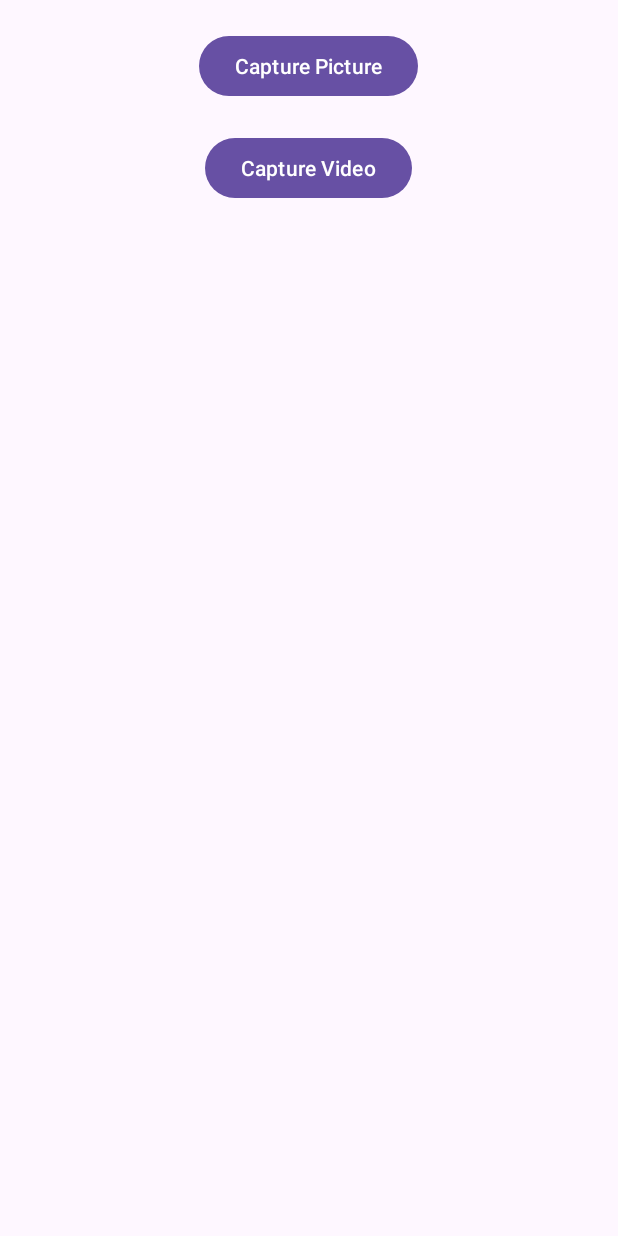
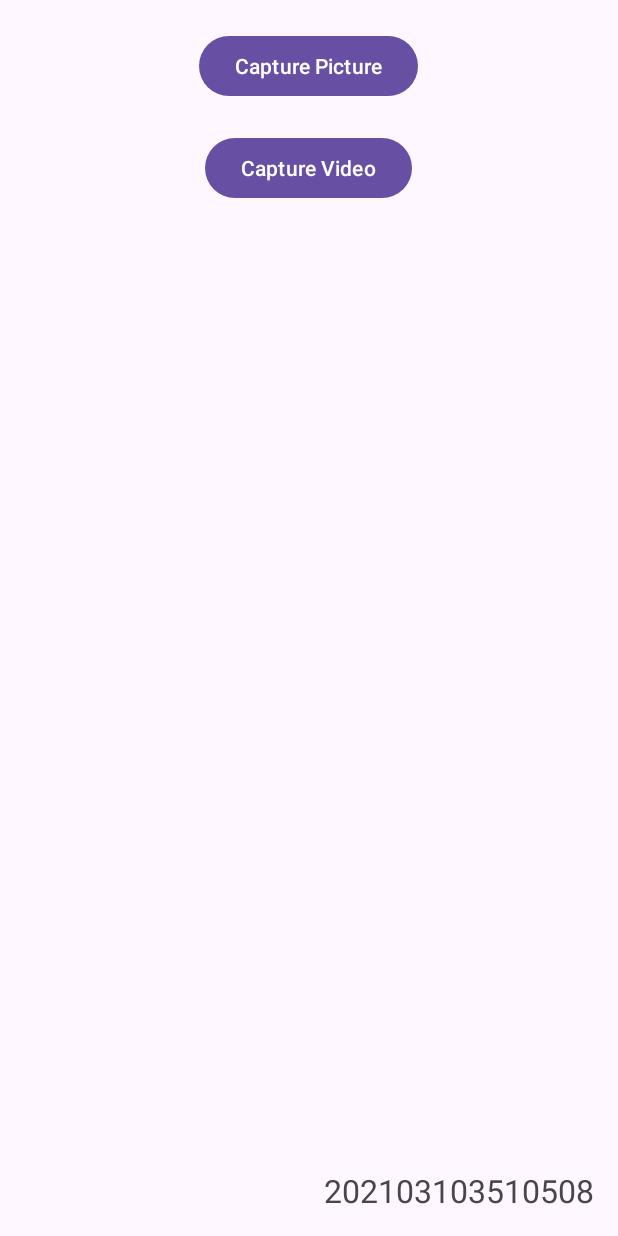
Before and after one commit to Vaidupatel/SEM-VI, an Android app: the screen it shows after launch (MainActivity), on a phone screen of 412 x 824 dp. Run offline under Robolectric (Android 15) with nearby library versions, the phone set to English and light mode, and no system bars.

Commit message:
all practical upload

```diff
--- a/Android/PR6/app/src/main/res/layout/activity_main.xml
+++ b/Android/PR6/app/src/main/res/layout/activity_main.xml
@@ -22,4 +22,15 @@
         android:layout_centerHorizontal="true"
         android:layout_marginTop="20dp"/>
 
+    <TextView
+        android:id="@+id/textView"
+        android:layout_width="wrap_content"
+        android:layout_height="wrap_content"
+        android:layout_alignParentEnd="true"
+        android:layout_alignParentBottom="true"
+        android:layout_marginEnd="16dp"
+        android:layout_marginBottom="16dp"
+        android:text="@string/enrollment"
+        android:textSize="21sp" />
+
 </RelativeLayout>
--- a/Android/PR6/app/src/main/res/values/strings.xml
+++ b/Android/PR6/app/src/main/res/values/strings.xml
@@ -1,3 +1,4 @@
 <resources>
     <string name="app_name">PR 6</string>
+    <string name="enrollment">202103103510508</string>
 </resources>
--- a/Android/PR7/app/src/main/res/values/strings.xml
+++ b/Android/PR7/app/src/main/res/values/strings.xml
@@ -1,3 +1,4 @@
 <resources>
     <string name="app_name">PR 7</string>
+    <string name="enrollment">202103103510508</string>
 </resources>
```
Also changed, not shown: Android/PR7/app/src/main/res/layout/activity_main.xml (+16 -1 lines), Android/PR7/app/src/main/java/com/example/pr7/MainActivity.java (line endings or trailing spaces).
